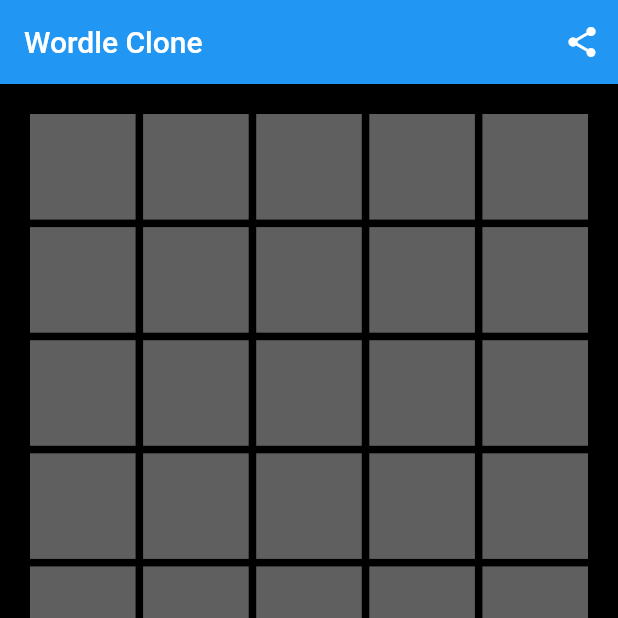
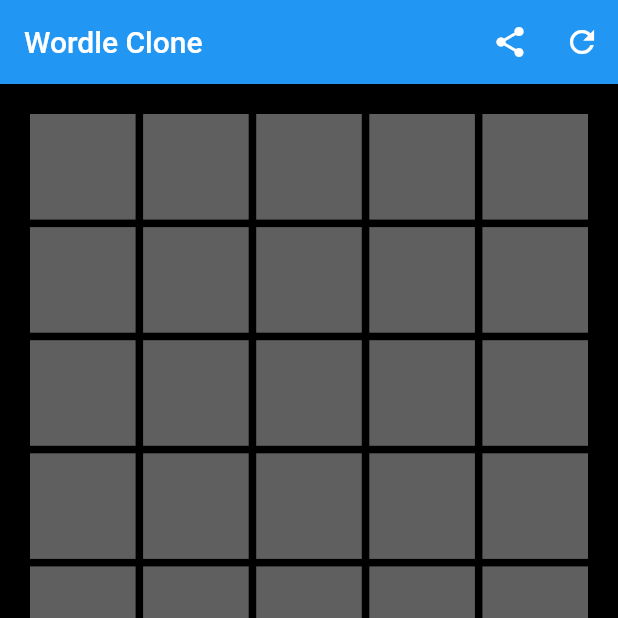
Before and after one commit to chapel582/wordle_clone, a Flutter app: the screen it shows after launch, after a tap on the "share" icon, on a phone screen of 412 x 824 dp, the top half of it. Run offline on Flutter 3.47's test engine with Material 2 defaults, Android fonts, the phone set to English and light mode, and no system bars; our stand-ins replace shared_preferences; project files that could hold a hidden picture were left out.

Commit message:
wordle done?

```diff
--- a/lib/main.dart
+++ b/lib/main.dart
@@ -102,6 +102,8 @@ void endGame(
 ) async {
   final prefs = await SharedPreferences.getInstance();
 
+  prefs.setString('lastPlayedTime', DateTime.now().toString());
+
   var totalPlayed = prefs.getInt('totalPlayed') ?? 0;
   totalPlayed++;
   prefs.setInt('totalPlayed', totalPlayed);
@@ -167,6 +169,7 @@ class _LetterGridState extends State<LetterGrid> {
   @override
   void initState() {
     super.initState();
+    _updateCanPlay();
     for (var i = 0; i < 30; i++) {
       guessState.add(GuessStateEnum.unchecked);
     }
@@ -184,6 +187,33 @@ class _LetterGridState extends State<LetterGrid> {
   void _winGame(int winningRound) {
     canPlay = false;
     winGame(context, winningRound, guessState);
+  }
+
+  void _updateCanPlay() async {
+    final prefs = await SharedPreferences.getInstance();
+
+    String lastPlayedTimeStr = prefs.getString('lastPlayedTime') ?? '';
+    if (lastPlayedTimeStr != ''){
+      final lastPlayedTime = DateTime.parse(lastPlayedTimeStr);
+      final now = DateTime.now();
+      final todayMidnight = DateTime(now.year, now.month, now.day);
+      canPlay = lastPlayedTime.isBefore(todayMidnight);
+    }
+    else{
+      canPlay = true;
+    }
+    if(canPlay){
+      setState((){
+        startGuess = 0;
+        for (var i = 0; i < 30; i++) {
+          guesses[i] = '';
+        }
+        for (var i = 0; i < 30; i++) {
+         guessState[i] = GuessStateEnum.unchecked;
+        }
+      });
+      _controller.clear();
+    }
   }
 
   @override
@@ -294,7 +324,12 @@ class _LetterGridState extends State<LetterGrid> {
           IconButton(
             icon: const Icon(Icons.share),
             onPressed: _copyResults,
-            tooltip: 'Saved Suggestions',
+            tooltip: 'Copy results',
+          ),
+          IconButton(
+            icon: const Icon(Icons.refresh),
+            onPressed: _updateCanPlay,
+            tooltip: 'Check for new game'
           ),
         ],
       ),
@@ -319,7 +354,6 @@ class _LetterGridState extends State<LetterGrid> {
     final wordSelector =
         Random(1643945711103346 + (difference.inHours / 24).toInt());
     this.word = words[wordSelector.nextInt(words.length)];
-    debugPrint(this.word);
   }
 }
 
```
